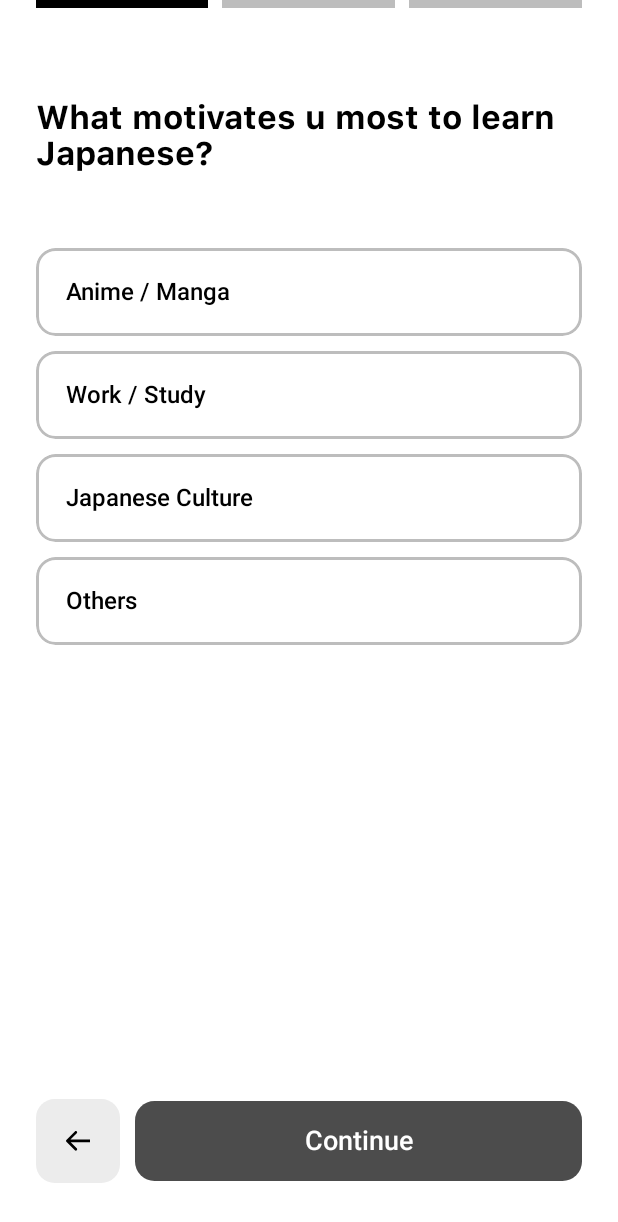
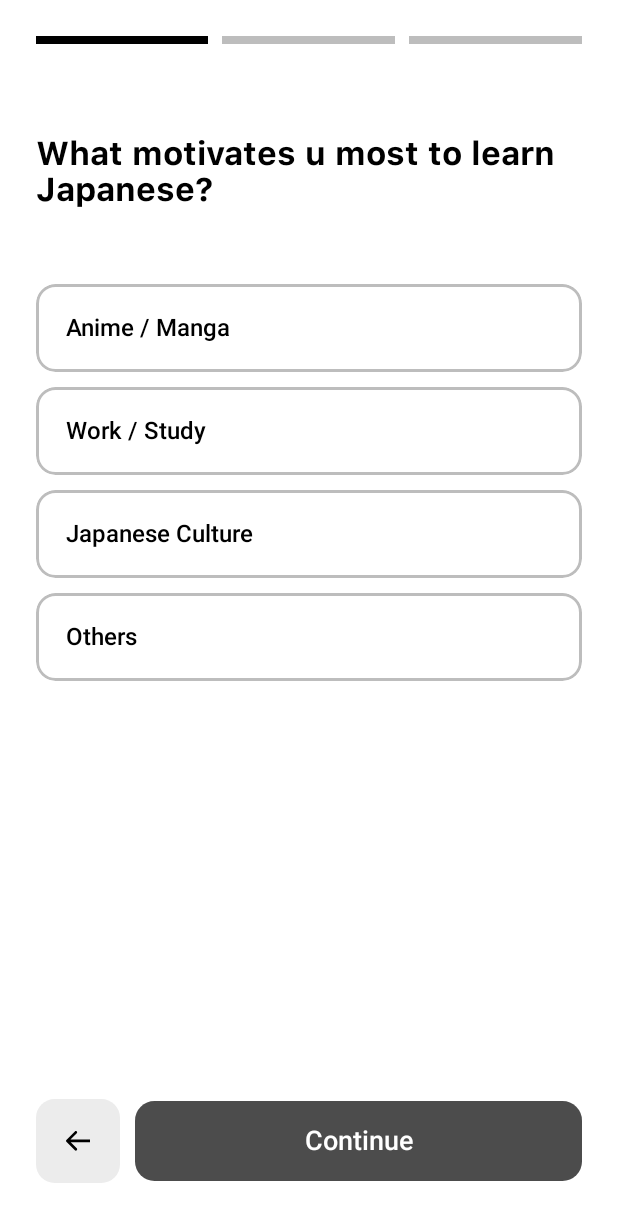
Before and after one commit to codewithdipesh/KanaSensei, an Android app built with Jetpack Compose: the screen it shows after launch (MainActivity), after a tap on "Get Started", on a phone screen of 412 x 824 dp. Shown: the top 1222 px of the screen. Run offline under Robolectric (Android 15) with nearby library versions, the phone set to English and light mode, and no system bars; our stand-ins replace Firebase (no records; nobody signed in at launch, a user with empty details on screens opened directly).

Commit message:
fixed auth screens

```diff
--- a/features/auth/src/main/java/com/codewithdipesh/auth/access/LoginScreen.kt
+++ b/features/auth/src/main/java/com/codewithdipesh/auth/access/LoginScreen.kt
@@ -43,13 +43,8 @@ fun LoginScreen(
     onGoogleSignIn : () -> Unit,
     onSignUpClick: () -> Unit
 ) {
-    Scaffold(
-        modifier = modifier.fillMaxSize(),
-        containerColor = MaterialTheme.colorScheme.background
-    ) { it ->
     Column(
         modifier = Modifier
-                .padding(it)
             .fillMaxSize()
             .padding(horizontal = 24.dp)
             .padding(top = 16.dp),
@@ -202,4 +197,3 @@ fun LoginScreen(
         }
     }
 }
-}
--- a/features/auth/src/main/java/com/codewithdipesh/auth/access/SignUpScreen.kt
+++ b/features/auth/src/main/java/com/codewithdipesh/auth/access/SignUpScreen.kt
@@ -41,13 +41,8 @@ fun SignUpScreen(
     onGoogleSignIn : () -> Unit,
     onLoginClick: () -> Unit
 ) {
-    Scaffold(
-        modifier = modifier.fillMaxSize(),
-        containerColor = MaterialTheme.colorScheme.background
-    ) { it ->
     Column(
         modifier = Modifier
-                .padding(it)
             .fillMaxSize()
             .padding(horizontal = 24.dp)
             .padding(top = 16.dp),
@@ -201,4 +196,3 @@ fun SignUpScreen(
         }
     }
 }
-}
--- a/features/auth/src/main/java/com/codewithdipesh/auth/onboarding/OnboardingScreen.kt
+++ b/features/auth/src/main/java/com/codewithdipesh/auth/onboarding/OnboardingScreen.kt
@@ -56,32 +56,16 @@ fun OnboardingScreen(
     currentPage : Int,
     onChangePage : (Int) -> Unit,
     totalPage : Int,
-    snackbarHostState: SnackbarHostState = remember { SnackbarHostState() }
 ) {
 
-    Scaffold(
-        modifier = modifier.fillMaxSize(),
-        containerColor = MaterialTheme.colorScheme.background,
-        snackbarHost = {
-            SnackbarHost(snackbarHostState) { data ->
-                Snackbar(
-                    snackbarData = data,
-                    containerColor = MaterialTheme.colorScheme.errorContainer,
-                    contentColor = MaterialTheme.colorScheme.onErrorContainer,
-                    actionColor = MaterialTheme.colorScheme.error
-                )
-            }
-        }
-    ){ it ->
     Box(
-            modifier = Modifier
-                .padding(it)
-                .fillMaxSize()
+        modifier = Modifier.fillMaxSize()
     ){
         Column(
             modifier = Modifier
                 .align(Alignment.TopCenter)
                 .padding(horizontal = 24.dp)
+                .padding(top = 24.dp)
         ){
             HorizontalProgressBar(
                 size = totalPage,
@@ -184,4 +168,3 @@ fun OnboardingScreen(
         }
     }
 }
-}
--- a/features/auth/src/main/java/com/codewithdipesh/auth/welcome/SplashScreen.kt
+++ b/features/auth/src/main/java/com/codewithdipesh/auth/welcome/SplashScreen.kt
@@ -26,14 +26,8 @@ fun SplashScreen(
 ) {
     val isDark = isSystemInDarkTheme()
 
-    Scaffold(
-        modifier = modifier.fillMaxSize(),
-        containerColor = MaterialTheme.colorScheme.background
-    ) { it ->
-        //background
     Box(
-            modifier = Modifier
-                .padding(it)
+        modifier = modifier
             .fillMaxSize(),
         contentAlignment = Alignment.Center
     ) {
@@ -45,4 +39,3 @@ fun SplashScreen(
         )
     }
 }
-}
--- a/features/auth/src/main/java/com/codewithdipesh/auth/welcome/WelcomeScreen.kt
+++ b/features/auth/src/main/java/com/codewithdipesh/auth/welcome/WelcomeScreen.kt
@@ -31,16 +31,11 @@ fun WelcomeScreen(
     onLogin : () -> Unit,
     modifier: Modifier = Modifier
 ) {
-
-    Scaffold(
-        modifier = modifier.fillMaxSize(),
-        containerColor = MaterialTheme.colorScheme.background
-    ){ it ->
-        //background
+    Box(
+        modifier = Modifier.fillMaxSize()
+    ){
         Box(
-            modifier = Modifier
-                .padding(it)
-                .fillMaxSize()
+            modifier = Modifier.fillMaxSize()
         ) {
             //light
             Image(
@@ -82,11 +77,10 @@ fun WelcomeScreen(
         //title & buttons
         Box(
             modifier = Modifier
-                .padding(it)
                 .fillMaxSize()
                 .padding(horizontal = 32.dp, vertical = 80.dp)
         ){
-           //title and subtitle
+            //title and subtitle
             Column(
                 modifier = Modifier
                     .align(Alignment.TopStart)
--- a/mobile/src/main/java/com/codewithdipesh/mobile/navigation/KanaSenseiNavGraph.kt
+++ b/mobile/src/main/java/com/codewithdipesh/mobile/navigation/KanaSenseiNavGraph.kt
@@ -200,7 +200,6 @@ fun NavGraphBuilder.authGraph(
                    onChangePage = { currentPage = it },
                    onTranslate = { viewModel.fetchTranslation() },
                    isTranslating = isTranslating,
-                   snackbarHostState = snackbarHostState
                )
            }
        }
```
Lines whose indentation alone changed are shown as unchanged.
